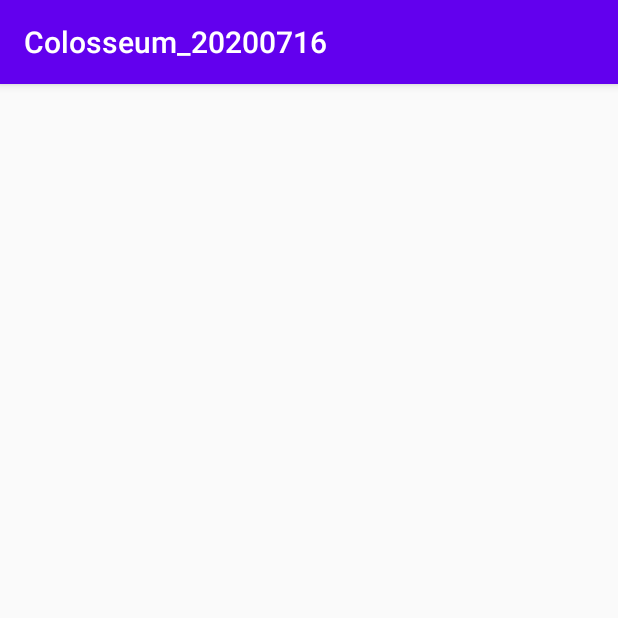
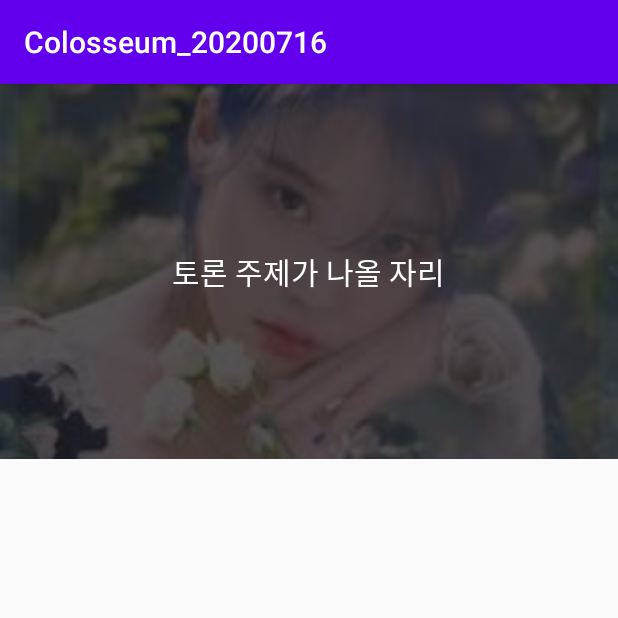
Before and after one commit to opalgml/Colosseum_20200716, an Android app: the ViewTopicDetailActivity screen opened directly, with no data from a screen before it, on a phone screen of 412 x 824 dp, the top half of it. Run offline under Robolectric (Android 15) with nearby library versions, the phone set to English and light mode, and no system bars; pictures from the network do not load.

Commit message:
주제 상세화면으로 진입 구현

```diff
--- a/app/src/main/java/kr/co/tjoeun/colosseum_20200716/MainActivity.kt
+++ b/app/src/main/java/kr/co/tjoeun/colosseum_20200716/MainActivity.kt
@@ -3,6 +3,7 @@ package kr.co.tjoeun.colosseum_20200716
 import android.content.Intent
 import androidx.appcompat.app.AppCompatActivity
 import android.os.Bundle
+import android.util.Log
 import kotlinx.android.synthetic.main.activity_main.*
 import kr.co.tjoeun.colosseum_20200716.adapters.TopicAdatper
 import kr.co.tjoeun.colosseum_20200716.datas.Topic
@@ -33,7 +34,7 @@ class MainActivity : BaseActivity() {
 
 //            상세화면으로 진입 => 클릭된 주제의 id값만 화면에 전달
             val myIntent = Intent(mContext, ViewTopicDetailActivity::class.java)
-            intent.putExtra("topicId", clickedTopic.id)
+            myIntent.putExtra("topicId", clickedTopic.id)
             startActivity(myIntent)
 
         }
--- a/app/src/main/java/kr/co/tjoeun/colosseum_20200716/ViewTopicDetailActivity.kt
+++ b/app/src/main/java/kr/co/tjoeun/colosseum_20200716/ViewTopicDetailActivity.kt
@@ -2,8 +2,22 @@ package kr.co.tjoeun.colosseum_20200716
 
 import androidx.appcompat.app.AppCompatActivity
 import android.os.Bundle
+import android.util.Log
+import android.widget.Toast
+import com.bumptech.glide.Glide
+import kotlinx.android.synthetic.main.activity_view_topic_detail.*
+import kr.co.tjoeun.colosseum_20200716.datas.Topic
+import kr.co.tjoeun.colosseum_20200716.utils.ServerUtil
+import org.json.JSONObject
 
 class ViewTopicDetailActivity : BaseActivity() {
+
+//    메인화면에서 넘겨준 주제id 저장
+    var mTopicId = 0 //일단 Int 형으로 처리
+
+//    서버에서 받아오는 토론 정보를 저장할 멤버변수
+    lateinit var mTopic : Topic
+
     override fun onCreate(savedInstanceState: Bundle?) {
         super.onCreate(savedInstanceState)
         setContentView(R.layout.activity_view_topic_detail)
@@ -18,5 +32,43 @@ class ViewTopicDetailActivity : BaseActivity() {
 
     override fun setValues() {
 
+//        메인에서 넘겨준 id값을 멤버변수에 저장
+//        만약 0값을 받아온 경우 => error 로 처리
+        mTopicId = intent.getIntExtra("topicId", 0)
+
+        if(mTopicId == 0)
+        {
+            Toast.makeText(mContext, "주제 상세id에 문제가 있습니다", Toast.LENGTH_SHORT).show()
+        }
+
+//        서버에서 토론 주제에 대한 상세 진행 상황 가져오기
+        getTopicDetailFromServer()
+
+    }
+
+    fun getTopicDetailFromServer()
+    {
+        ServerUtil.getRequestTopicDetail(mContext, mTopicId, object :ServerUtil.JsonResponseHandler{
+            override fun onResponse(json: JSONObject) {
+
+                val data = json.getJSONObject("data")
+
+                val topicObj = data.getJSONObject("topic")
+
+//                서버에서 내려주는 주제 정보를
+//                Topic 객체로 변환해서 멤버변수에 저장
+                mTopic = Topic.getTopicFromJson(topicObj)
+
+//                화면에 토론 관련 정보 표시
+                runOnUiThread {
+
+                    topicTitleTxt.text = mTopic.title
+                    Glide.with(mContext).load(mTopic.imgageUrl).into(topicImg)
+
+                }
+
+            }
+
+        })
     }
 }
--- a/app/src/main/java/kr/co/tjoeun/colosseum_20200716/utils/ServerUtil.kt
+++ b/app/src/main/java/kr/co/tjoeun/colosseum_20200716/utils/ServerUtil.kt
@@ -63,6 +63,55 @@ class ServerUtil {
                     Log.d("서버 응답 내용", json.toString())
 
 //                        handler 변수에 응답 처리 코드가 있으면 실행해주자
+                    handler?.onResponse(json)
+                }
+
+            })
+    }
+
+//    토론 상세 정보 API를 호출하는 기능
+    fun getRequestTopicDetail(context: Context, topicId : Int,  handler: JsonResponseHandler?)
+    {
+        val client = OkHttpClient()
+
+    //        GET, DELETE : query 에 파라미터 첨부
+    //        query => 주소 (url)에 직접 어떤 데이터가 담기는지 기록
+    //        주소를 적을 때 => 파라미터 첨부도 같이 진행
+        val urlBuilder = "${BASE_URL}/topic/${topicId}".toHttpUrlOrNull()!!.newBuilder()
+
+    //        urlBuilder에 필요한 파라미터 첨부
+//        urlBuilder.addEncodedQueryParameter("device_token", "TEST기기토큰")
+//        urlBuilder.addEncodedQueryParameter("os", "Android")
+
+    //        모든 데이터가 담겼으면 주소를 완성해서 String 으로 저장
+        val urlString = urlBuilder.build().toString()
+
+    //        실제 요청 정보를 request변수에 종합
+        val request = Request.Builder()
+            .url(urlString)
+            .get()
+            .header("X-Http-Token", ContextUtil.getLoginUserToken(context))
+            .build()
+
+    //        완성된 요청 정보를 실제로 호출 => 응답 처리
+        client.newCall(request)
+            .enqueue(object : Callback {
+                override fun onFailure(call: Call, e: IOException) {
+    //                        서버 연결 자체에 실패한경우
+                }
+
+                override fun onResponse(call: Call, response: Response) {
+    //                        연결은 성공해서, 서버가 응답을 내려줬을때 실행
+    //                        실제 서버가 내려준 응답 내용을 변수로 저장
+                    val bodyStr = response.body?.string()
+
+    //                        응답 내용으로 Json 객체 생성
+                    val json = JSONObject(bodyStr)
+
+    //                        최종적으로 가져온 내용을 로그로 출력
+                    Log.d("서버 응답 내용", json.toString())
+
+    //                        handler 변수에 응답 처리 코드가 있으면 실행해주자
                     handler?.onResponse(json)
                 }
 
--- a/app/src/main/res/layout/activity_view_topic_detail.xml
+++ b/app/src/main/res/layout/activity_view_topic_detail.xml
@@ -7,4 +7,47 @@
     android:orientation="vertical"
     tools:context=".ViewTopicDetailActivity">
 
+    <FrameLayout
+        android:layout_width="match_parent"
+        android:layout_height="250dp">
+
+        <ImageView
+            android:id="@+id/topicImg"
+            android:layout_width="match_parent"
+            android:layout_height="match_parent"
+            android:src="@drawable/iu_pick"
+            android:scaleType="centerCrop" />
+
+        <ImageView
+            android:layout_width="match_parent"
+            android:layout_height="match_parent"
+            android:background="#AA000000" />
+
+        <LinearLayout
+            android:layout_width="wrap_content"
+            android:layout_height="wrap_content"
+            android:layout_gravity="center"
+            android:orientation="vertical" >
+
+            <TextView
+                android:id="@+id/topicTitleTxt"
+                android:layout_width="wrap_content"
+                android:layout_height="wrap_content"
+                android:text="토론 주제가 나올 자리"
+                android:textColor="#FFFFFF"
+                android:textSize="20sp" />
+
+            <LinearLayout
+                android:layout_width="wrap_content"
+                android:layout_height="wrap_content"
+                android:orientation="horizontal" >
+
+
+
+            </LinearLayout>
+
+        </LinearLayout>
+
+    </FrameLayout>
+
 </LinearLayout>
```
